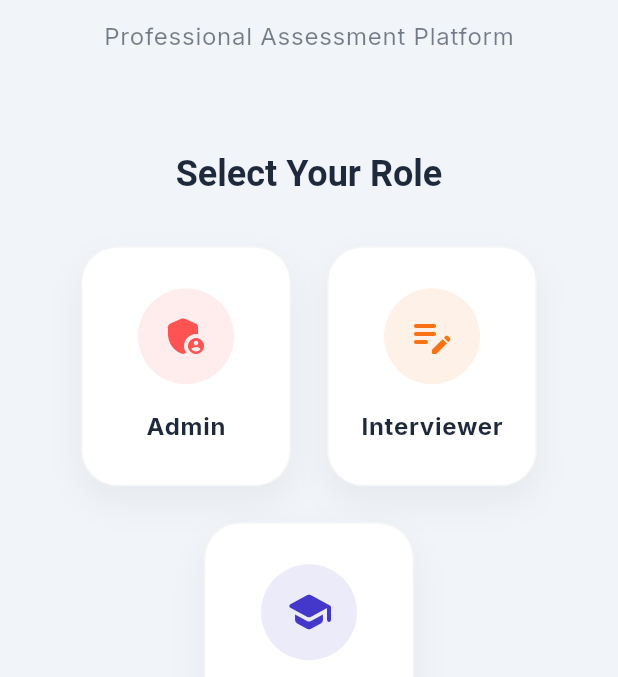
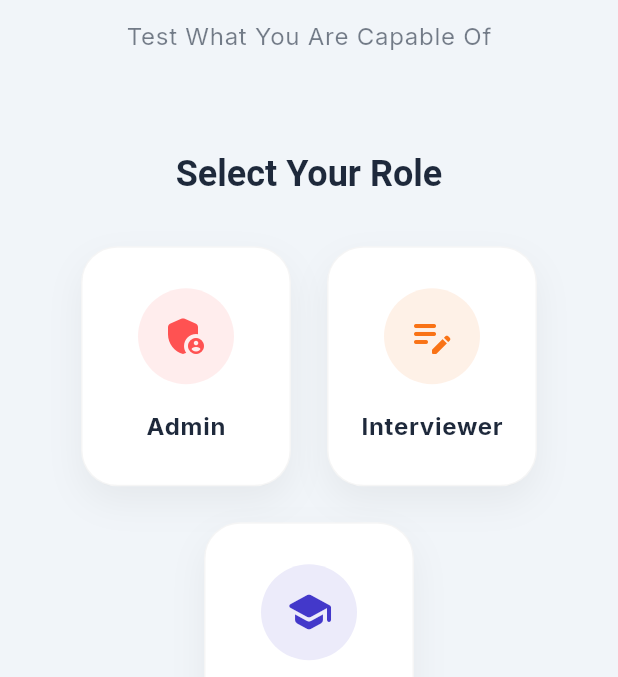
Before and after one commit to mhdfaizal03/mockathon, a Flutter app: the screen it shows after launch, on a phone screen of 412 x 824 dp, the part 392-1069 px from its top. Run offline on Flutter 3.47's test engine with Material 3 defaults, Android fonts, the phone set to English and light mode, and no system bars; our stand-ins replace cloud_firestore, firebase_auth, firebase_core, google_fonts; accounts and stored records are empty.

Commit message:
first commit

```diff
--- a/lib/authentication/welcome_page.dart
+++ b/lib/authentication/welcome_page.dart
@@ -54,7 +54,7 @@ class WelcomePage extends StatelessWidget {
               ),
               const SizedBox(height: 12),
               Text(
-                "Professional Assessment Platform",
+                "Test What You Are Capable Of",
                 style: theme.textTheme.bodyLarge!.copyWith(
                   color: theme.colorScheme.onSurface.withOpacity(0.6),
                 ),
```
